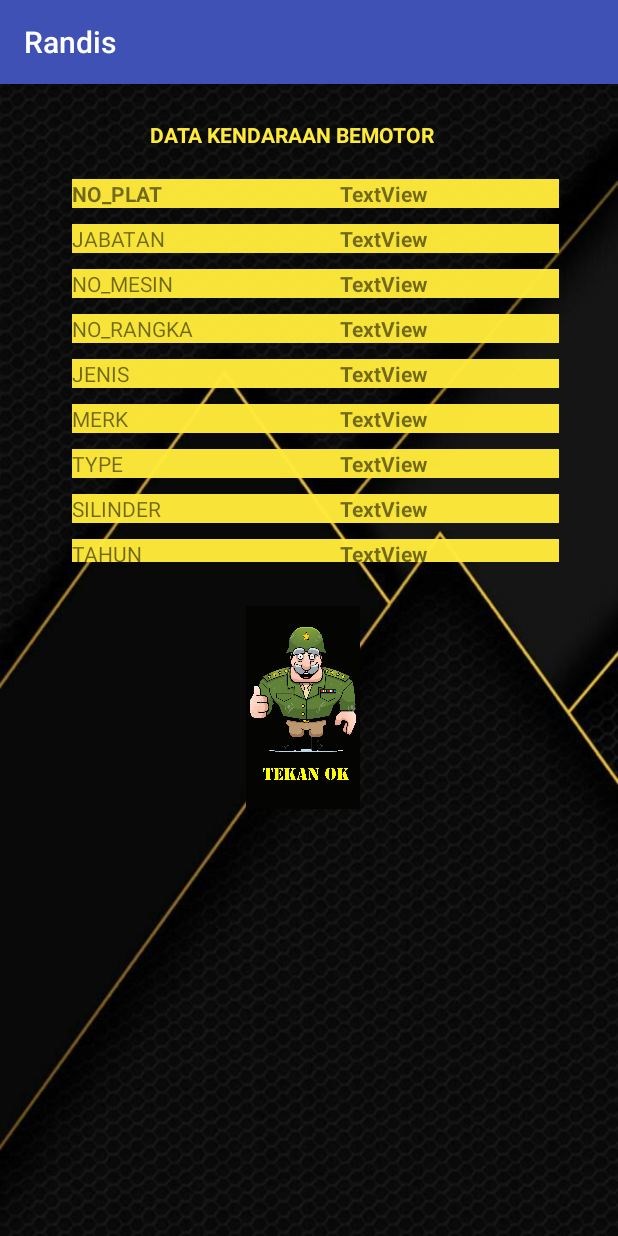
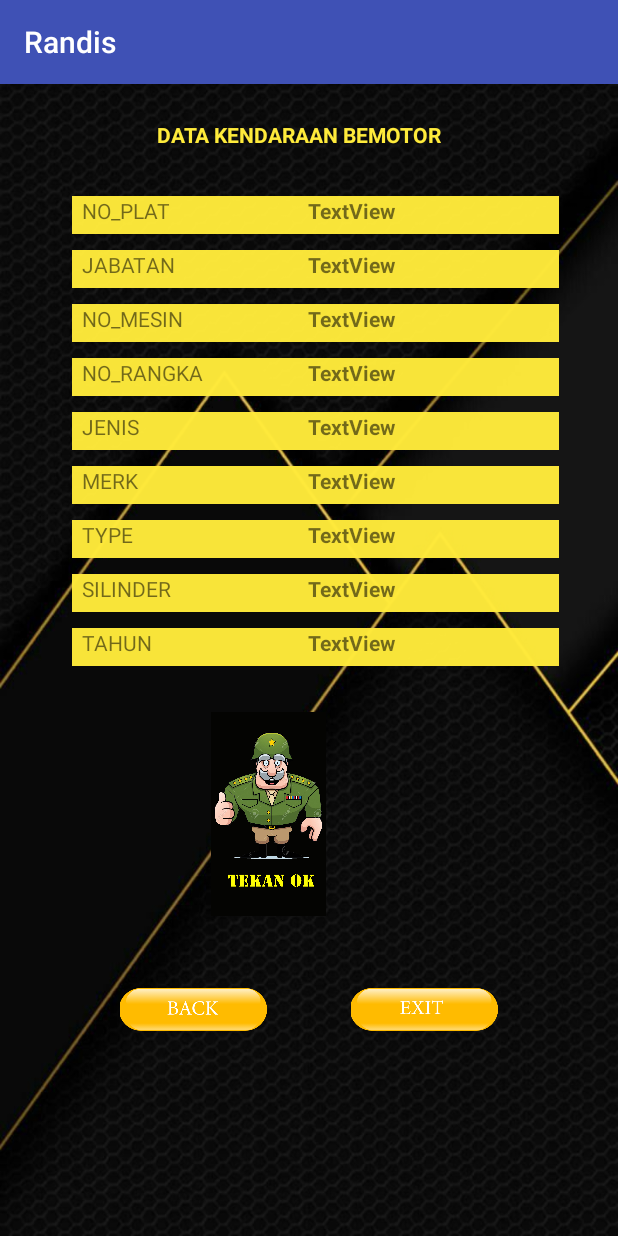
Before and after one commit to maillumau/kelompok4_randis, an Android app: the DataActivity screen opened directly, with no data from a screen before it, on a phone screen of 412 x 824 dp. Run offline under Robolectric (Android 15) with nearby library versions, the phone set to English and light mode, and no system bars; our stand-ins replace Picasso; pictures from the network do not load.

Commit message:
Tambahan Banyak...

```diff
--- a/app/src/main/java/com/example/kelasbwh9/randis/CariActivity.java
+++ b/app/src/main/java/com/example/kelasbwh9/randis/CariActivity.java
@@ -55,6 +55,7 @@ public class CariActivity extends AppCompatActivity implements SearchView.OnQuer
         intentObj.addFlags(Intent.FLAG_ACTIVITY_CLEAR_TOP);
         intentObj.putExtra("PENCARIAN_QUERY", query);
         startActivity(intentObj);
+        CariActivity.this.finish();
         return false;
     }
 
--- a/app/src/main/java/com/example/kelasbwh9/randis/DataActivity.java
+++ b/app/src/main/java/com/example/kelasbwh9/randis/DataActivity.java
@@ -40,12 +40,15 @@ public class DataActivity extends AppCompatActivity {
     public TextView teks_silinder;
     public TextView teks_tahun;
 
+
+
+
     @Override
     protected void onCreate(Bundle savedInstanceState) {
         super.onCreate(savedInstanceState);
         setContentView(R.layout.activity_data_view);
         pencarian_query = getIntent().getStringExtra("PENCARIAN_QUERY");
-        Toast.makeText(getApplicationContext(), "" + pencarian_query + "", Toast.LENGTH_SHORT).show();
+        //Toast.makeText(getApplicationContext(), "" + pencarian_query + "", Toast.LENGTH_SHORT).show();
 
         teks_plat_nomor = findViewById(R.id.id_plat_nomor);
         teks_jabatan = findViewById(R.id.id_jabatan);
@@ -121,7 +124,7 @@ public class DataActivity extends AppCompatActivity {
             teks_no_rangka.setText(no_rangka);
 
 
-            Toast.makeText(getApplicationContext(),""+Konfigurasi.URL_HTTP+gambar+"", Toast.LENGTH_SHORT).show();
+            //Toast.makeText(getApplicationContext(),""+Konfigurasi.URL_HTTP+gambar+"", Toast.LENGTH_SHORT).show();
             if(gambar == null || gambar == "" || gambar.length()==0 || gambar == "null"){
                 Picasso.get().load(Konfigurasi.URL_HTTP+"no_image.png").into((ImageView)findViewById(R.id.id_foto)) ;
             } else {
@@ -137,4 +140,17 @@ public class DataActivity extends AppCompatActivity {
 
 
     }
+
+    public void tombolBACK(View view) {
+        Intent intent = new Intent(DataActivity.this, CariActivity.class);
+        startActivity(intent);
+        DataActivity.this.finish();
+    }
+
+    public void TombolQuit(View view){
+
+        finish();
+        System.exit(0);
+
+    }
 }
--- a/app/src/main/java/com/example/kelasbwh9/randis/Konfigurasi.java
+++ b/app/src/main/java/com/example/kelasbwh9/randis/Konfigurasi.java
@@ -3,8 +3,8 @@ package com.example.kelasbwh9.randis;
 public class Konfigurasi {
 
     //public static final String URL_GET_ALL = "http://192.168.11.72/sisinfo/tampil_data.php";
-    public static final String URL_GET_BY = "http://192.168.168.111/randis_api/tampil_randis_by_nomor.php?nomor_plat=";
-    public static final String URL_HTTP = "http://192.168.168.111/randis_api/";
+    public static final String URL_GET_BY = "http://192.168.168.147/randis_api/tampil_randis_by_nomor.php?nomor_plat=";
+    public static final String URL_HTTP = "http://192.168.168.147/randis_api/";
 
     //JSON Tags
     public static final String TAG_JSON_ARRAY="result";
--- a/app/src/main/java/com/example/kelasbwh9/randis/MainActivity.java
+++ b/app/src/main/java/com/example/kelasbwh9/randis/MainActivity.java
@@ -26,6 +26,7 @@ public class MainActivity extends AppCompatActivity implements View.OnClickListe
     public void onClick(View view) {
            Intent intent = new Intent(MainActivity.this, CariActivity.class);
            startActivity(intent);
+           MainActivity.this.finish();
 
        }
 
--- a/app/src/main/res/layout/activity_cari.xml
+++ b/app/src/main/res/layout/activity_cari.xml
@@ -59,10 +59,11 @@
                 android:id="@+id/id_scan_qr"
                 android:layout_width="wrap_content"
                 android:layout_height="wrap_content"
+                android:layout_marginEnd="8dp"
+                android:layout_marginLeft="8dp"
+                android:layout_marginRight="8dp"
                 android:layout_marginStart="8dp"
-                android:layout_marginLeft="8dp"
-                android:layout_marginEnd="8dp"
-                android:layout_marginRight="8dp"
+                android:onClick="TombolQR"
                 app:layout_constraintEnd_toEndOf="parent"
                 app:layout_constraintStart_toStartOf="parent"
                 app:layout_constraintTop_toTopOf="parent"
--- a/app/src/main/res/layout/activity_data_view.xml
+++ b/app/src/main/res/layout/activity_data_view.xml
@@ -9,16 +9,17 @@
 
     <TextView
         android:id="@+id/textView21"
-        android:layout_width="212dp"
-        android:layout_height="18dp"
+        android:layout_width="203dp"
+        android:layout_height="29dp"
+        android:layout_marginEnd="8dp"
+        android:layout_marginLeft="8dp"
+        android:layout_marginRight="8dp"
         android:layout_marginStart="8dp"
-        android:layout_marginLeft="8dp"
         android:layout_marginTop="24dp"
-        android:layout_marginEnd="8dp"
-        android:layout_marginRight="8dp"
         android:text="DATA KENDARAAN BEMOTOR"
         android:textColor="#FFEB3B"
         android:textStyle="bold"
+        app:fontFamily="sans-serif"
         app:layout_constraintEnd_toEndOf="parent"
         app:layout_constraintStart_toStartOf="parent"
         app:layout_constraintTop_toTopOf="parent" />
@@ -26,12 +27,12 @@
     <TableLayout
         android:id="@+id/tableLayout"
         android:layout_width="335dp"
-        android:layout_height="266dp"
+        android:layout_height="325dp"
+        android:layout_marginEnd="16dp"
+        android:layout_marginLeft="24dp"
+        android:layout_marginRight="16dp"
         android:layout_marginStart="24dp"
-        android:layout_marginLeft="24dp"
         android:layout_marginTop="16dp"
-        android:layout_marginEnd="16dp"
-        android:layout_marginRight="16dp"
         android:stretchColumns="*"
         app:layout_constraintEnd_toEndOf="parent"
         app:layout_constraintStart_toStartOf="parent"
@@ -43,16 +44,15 @@
             android:padding="5dp">
 
             <TextView
-                android:layout_width="wrap_content"
-                android:layout_height="wrap_content"
+                android:layout_width="50dp"
+                android:layout_height="25dp"
                 android:background="#F8FFEB3B"
-                android:text="NO_PLAT"
-                android:textStyle="bold" />
+                android:text="  NO_PLAT" />
 
             <TextView
                 android:id="@+id/id_plat_nomor"
-                android:layout_width="wrap_content"
-                android:layout_height="wrap_content"
+                android:layout_width="70dp"
+                android:layout_height="25dp"
                 android:background="#F8FFEB3B"
                 android:text="TextView"
                 android:textStyle="bold" />
@@ -66,15 +66,15 @@
 
             <TextView
                 android:id="@+id/textView8"
-                android:layout_width="wrap_content"
-                android:layout_height="wrap_content"
+                android:layout_width="50dp"
+                android:layout_height="25dp"
                 android:background="#F8FFEB3B"
-                android:text="JABATAN" />
+                android:text="  JABATAN" />
 
             <TextView
                 android:id="@+id/id_jabatan"
-                android:layout_width="wrap_content"
-                android:layout_height="wrap_content"
+                android:layout_width="70dp"
+                android:layout_height="25dp"
                 android:background="#F8FFEB3B"
                 android:text="TextView"
                 android:textStyle="bold" />
@@ -87,15 +87,15 @@
 
             <TextView
                 android:id="@+id/textView10"
-                android:layout_width="wrap_content"
-                android:layout_height="wrap_content"
+                android:layout_width="50dp"
+                android:layout_height="25dp"
                 android:background="#F8FFEB3B"
-                android:text="NO_MESIN" />
+                android:text="  NO_MESIN" />
 
             <TextView
                 android:id="@+id/id_mesin"
-                android:layout_width="wrap_content"
-                android:layout_height="wrap_content"
+                android:layout_width="70dp"
+                android:layout_height="25dp"
                 android:background="#F8FFEB3B"
                 android:text="TextView"
                 android:textStyle="bold" />
@@ -108,15 +108,15 @@
 
             <TextView
                 android:id="@+id/textView13"
-                android:layout_width="wrap_content"
-                android:layout_height="wrap_content"
+                android:layout_width="50dp"
+                android:layout_height="25dp"
                 android:background="#F8FFEB3B"
-                android:text="NO_RANGKA" />
+                android:text="  NO_RANGKA" />
 
             <TextView
                 android:id="@+id/id_rangka"
-                android:layout_width="wrap_content"
-                android:layout_height="wrap_content"
+                android:layout_width="70dp"
+                android:layout_height="25dp"
                 android:background="#F8FFEB3B"
                 android:text="TextView"
                 android:textStyle="bold" />
@@ -130,15 +130,15 @@
 
             <TextView
                 android:id="@+id/textView15"
-                android:layout_width="wrap_content"
-                android:layout_height="wrap_content"
+                android:layout_width="50dp"
+                android:layout_height="25dp"
                 android:background="#F8FFEB3B"
-                android:text="JENIS" />
+                android:text="  JENIS" />
 
             <TextView
                 android:id="@+id/id_jenis"
-                android:layout_width="wrap_content"
-                android:layout_height="wrap_content"
+                android:layout_width="70dp"
+                android:layout_height="25dp"
                 android:background="#F8FFEB3B"
                 android:text="TextView"
                 android:textStyle="bold" />
@@ -152,15 +152,15 @@
 
             <TextView
                 android:id="@+id/textView17"
-                android:layout_width="wrap_content"
-                android:layout_height="wrap_content"
+                android:layout_width="50dp"
+                android:layout_height="25dp"
                 android:background="#F8FFEB3B"
-                android:text="MERK" />
+                android:text="  MERK" />
 
             <TextView
                 android:id="@+id/id_merk"
-                android:layout_width="wrap_content"
-                android:layout_height="wrap_content"
+                android:layout_width="70dp"
+                android:layout_height="25dp"
                 android:background="#F8FFEB3B"
                 android:text="TextView"
                 android:textStyle="bold" />
@@ -174,15 +174,15 @@
 
             <TextView
                 android:id="@+id/textView19"
-                android:layout_width="wrap_content"
-                android:layout_height="wrap_content"
+                android:layout_width="50dp"
+                android:layout_height="25dp"
                 android:background="#F8FFEB3B"
-                android:text="TYPE" />
+                android:text="  TYPE" />
 
             <TextView
                 android:id="@+id/id_type"
-                android:layout_width="wrap_content"
-                android:layout_height="wrap_content"
+                android:layout_width="70dp"
+                android:layout_height="25dp"
                 android:background="#F8FFEB3B"
                 android:text="TextView"
                 android:textStyle="bold" />
@@ -196,15 +196,15 @@
 
             <TextView
                 android:id="@+id/textView23"
-                android:layout_width="wrap_content"
-                android:layout_height="wrap_content"
+                android:layout_width="50dp"
+                android:layout_height="25dp"
                 android:background="#F8FFEB3B"
-                android:text="SILINDER" />
+                android:text="  SILINDER" />
 
             <TextView
                 android:id="@+id/id_silinder"
-                android:layout_width="wrap_content"
-                android:layout_height="wrap_content"
+                android:layout_width="70dp"
+                android:layout_height="25dp"
                 android:background="#F8FFEB3B"
                 android:text="TextView"
                 android:textStyle="bold" />
@@ -218,15 +218,15 @@
 
             <TextView
                 android:id="@+id/textView25"
-                android:layout_width="wrap_content"
-                android:layout_height="34dp"
+                android:layout_width="50dp"
+                android:layout_height="25dp"
                 android:background="#F8FFEB3B"
-                android:text="TAHUN" />
+                android:text="  TAHUN" />
 
             <TextView
                 android:id="@+id/id_tahun"
-                android:layout_width="wrap_content"
-                android:layout_height="34dp"
+                android:layout_width="70dp"
+                android:layout_height="25dp"
                 android:background="#F8FFEB3B"
                 android:text="TextView"
                 android:textStyle="bold" />
@@ -236,16 +236,92 @@
 
     <ImageView
         android:id="@+id/id_foto"
-        android:layout_width="333dp"
-        android:layout_height="135dp"
+        android:layout_width="310dp"
+        android:layout_height="136dp"
+        android:layout_marginEnd="24dp"
+        android:layout_marginLeft="24dp"
+        android:layout_marginRight="24dp"
         android:layout_marginStart="24dp"
-        android:layout_marginLeft="24dp"
         android:layout_marginTop="24dp"
-        android:layout_marginEnd="32dp"
-        android:layout_marginRight="32dp"
-        app:layout_constraintEnd_toEndOf="parent"
+        app:layout_constraintEnd_toEndOf="@+id/barrier"
         app:layout_constraintStart_toStartOf="parent"
         app:layout_constraintTop_toBottomOf="@+id/tableLayout"
         app:srcCompat="@drawable/potook1" />
 
+    <android.support.constraint.Guideline
+        android:id="@+id/guideline2"
+        android:layout_width="wrap_content"
+        android:layout_height="wrap_content"
+        android:orientation="vertical"
+        app:layout_constraintGuide_begin="20dp" />
+
+    <android.support.constraint.Barrier
+        android:id="@+id/barrier"
+        android:layout_width="wrap_content"
+        android:layout_height="wrap_content"
+        app:barrierDirection="left" />
+
+    <android.support.constraint.ConstraintLayout
+        android:layout_width="0dp"
+        android:layout_height="wrap_content"
+        android:layout_marginEnd="24dp"
+        android:layout_marginLeft="24dp"
+        android:layout_marginRight="24dp"
+        android:layout_marginStart="24dp"
+        android:layout_marginTop="48dp"
+        app:layout_constraintEnd_toEndOf="parent"
+        app:layout_constraintHorizontal_bias="0.0"
+        app:layout_constraintStart_toStartOf="parent"
+        app:layout_constraintTop_toBottomOf="@+id/id_foto">
+
+        <LinearLayout
+            android:layout_width="match_parent"
+            android:layout_height="match_parent"
+            android:orientation="horizontal">
+
+            <View
+                android:id="@+id/view2"
+                android:layout_width="8dp"
+                android:layout_height="40dp"
+                android:layout_weight="1" />
+
+            <ImageButton
+                android:id="@+id/imageButton2"
+                android:layout_width="50dp"
+                android:layout_height="30dp"
+                android:layout_weight="1"
+                android:background="@android:color/transparent"
+                android:onClick="tombolBACK"
+                android:scaleType="centerCrop"
+                app:srcCompat="@drawable/button_back"
+                tools:layout_editor_absoluteX="109dp"
+                tools:layout_editor_absoluteY="623dp" />
+
+            <View
+                android:id="@+id/view"
+                android:layout_width="8dp"
+                android:layout_height="40dp"
+                android:layout_weight="1" />
+
+            <ImageButton
+                android:id="@+id/imageButton3"
+                android:layout_width="50dp"
+                android:layout_height="30dp"
+                android:layout_weight="1"
+                android:background="@android:color/transparent"
+                android:onClick="TombolQuit"
+                android:scaleType="centerCrop"
+                app:srcCompat="@drawable/button_exit"
+                tools:layout_editor_absoluteX="109dp"
+                tools:layout_editor_absoluteY="623dp" />
+
+            <View
+                android:id="@+id/view3"
+                android:layout_width="8dp"
+                android:layout_height="40dp"
+                android:layout_weight="1" />
+        </LinearLayout>
+
+    </android.support.constraint.ConstraintLayout>
+
 </android.support.constraint.ConstraintLayout>
--- a/app/src/main/res/values/strings.xml
+++ b/app/src/main/res/values/strings.xml
@@ -1,3 +1,4 @@
 <resources>
     <string name="app_name">Randis</string>
+    <string name="back">BACK</string>
 </resources>
```
Also changed, not shown: app/src/main/res/drawable/button_back.png (added), app/src/main/res/drawable/button_exit.png (added).
